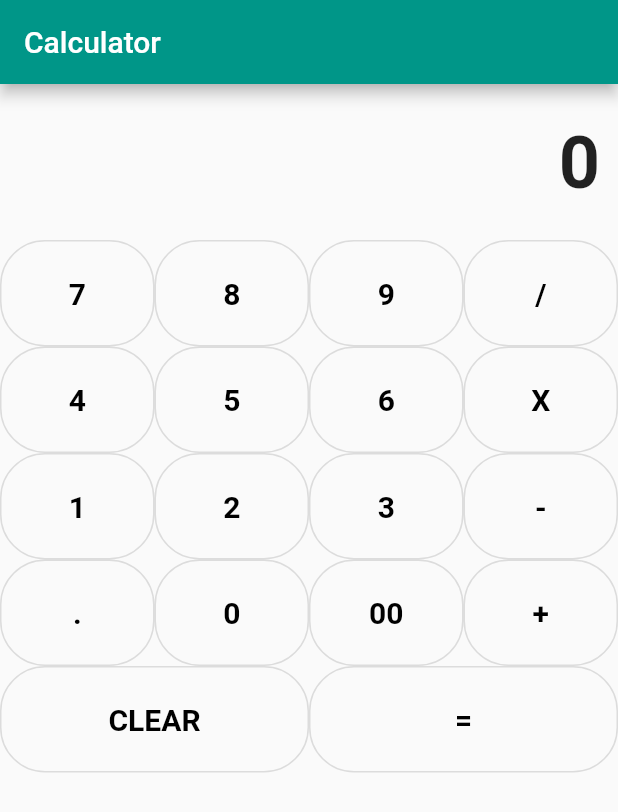
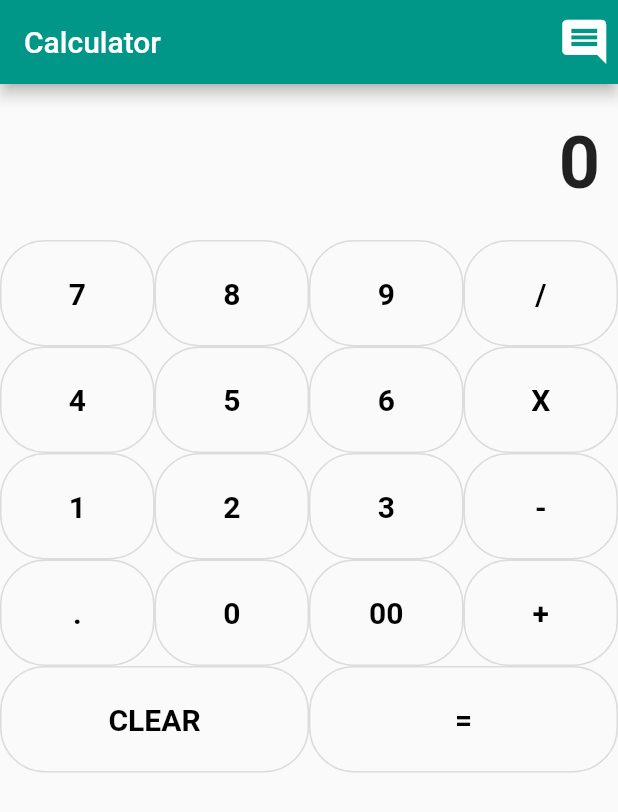
Before and after one commit to Guruprasadvbhat/Calculator, a Flutter app: the screen it shows after launch, on a phone screen of 412 x 824 dp. Shown: the top 812 px of the screen. Run offline on Flutter 3.47's test engine with Material 2 defaults, Android fonts, the phone set to English and light mode, and no system bars.

Commit message:
final commit

```diff
--- a/lib/main.dart
+++ b/lib/main.dart
@@ -1,6 +1,7 @@
 import 'package:flutter/cupertino.dart';
 import 'package:flutter/material.dart';
 import 'package:flutter/services.dart';
+import 'subpage.dart';
 
 
 void main() => runApp(MyApp());
@@ -121,6 +122,21 @@ class _MyHomePageState extends State<MyHomePage> {
     return Scaffold(
         appBar: AppBar(
           title: Text(widget.title),
+          actions: <Widget>[
+            IconButton(
+              icon: Icon(
+                Icons.comment,
+                size: 35.0,
+                color: Colors.white,
+              ),
+              onPressed: (){
+                Navigator.push(context, MaterialPageRoute(builder: (context)=>SubPage()),);
+
+
+              },
+            ),
+          ],
+
         ),
         body: ListView(
           shrinkWrap: true,
--- a/pubspec.yaml
+++ b/pubspec.yaml
@@ -41,9 +41,8 @@ flutter:
   uses-material-design: true
 
   # To add assets to your application, add an assets section, like this:
-  # assets:
-  #  - images/a_dot_burr.jpeg
-  #  - images/a_dot_ham.jpeg
+  assets:
+    - images/index.jpg
 
   # An image asset can refer to one or more resolution-specific "variants", see
   # https://flutter.dev/assets-and-images/#resolution-aware.
```
Also changed, not shown: 5 other files.
